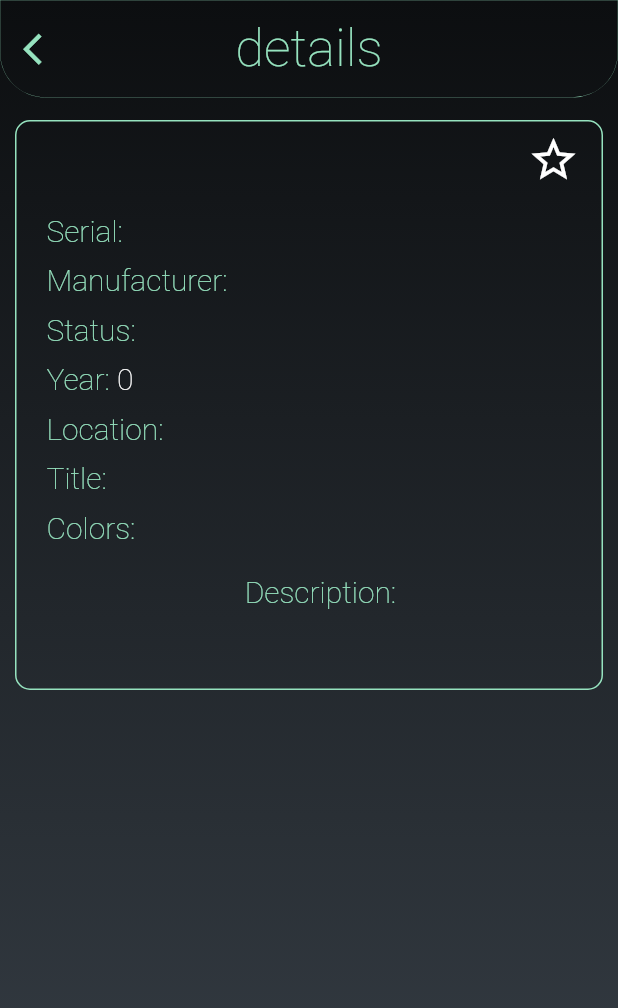
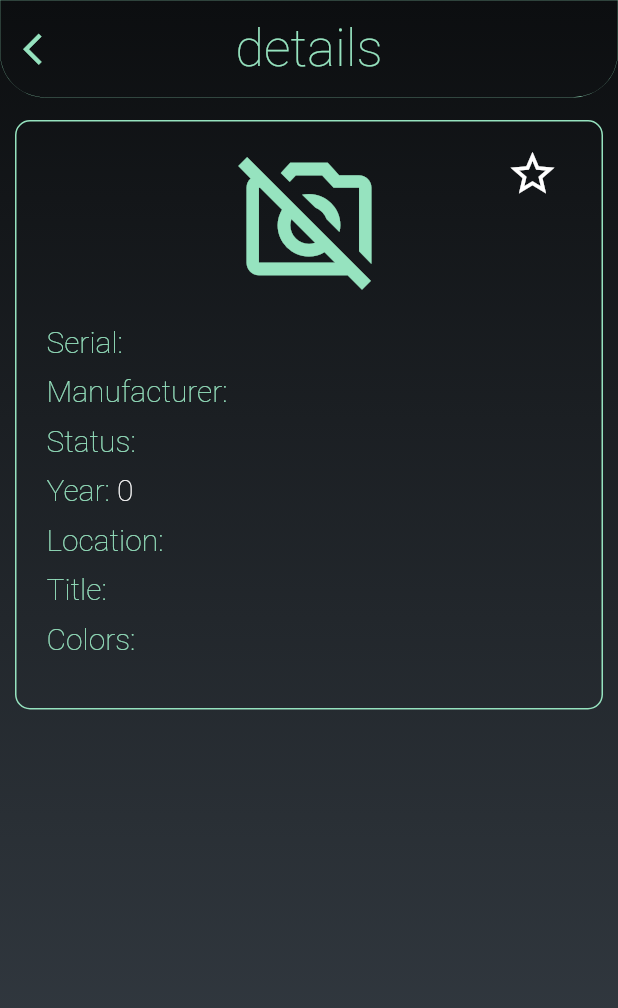
Before and after one commit to teleonet/check-my-bike-flutter, a Flutter app: the DetailsScreen widget shown alone on an empty page, opened directly with empty values, on a phone screen of 412 x 824 dp. Shown: the top 1008 px of the screen. Run offline on Flutter 3.47's test engine with Material 2 defaults, Android fonts, the phone set to English and light mode, and no system bars; our stand-ins replace hive; missing offline and left inert: isolate_bloc; accounts and stored records are empty.

Commit message:
fixed details screen

```diff
--- a/lib/presentation/screen/check/base/base_check_screen.dart
+++ b/lib/presentation/screen/check/base/base_check_screen.dart
@@ -34,7 +34,9 @@ abstract class BaseCheckScreen extends StatelessWidget {
                   (state is LoadedState)
                       ? _buildListOrPlaceholder(context, state.bikes)
                       : _buildEmptyWidget(),
-                  (state is ProgressState) ? _buildProgressIndicator(context) : _buildEmptyWidget(),
+                  (state is ProgressState)
+                      ? _buildProgressIndicator(context)
+                      : _buildEmptyWidget()
                 ])),
             _buildBottomContainer()
           ]));
--- a/lib/presentation/screen/check/custom/custom_screen.dart
+++ b/lib/presentation/screen/check/custom/custom_screen.dart
@@ -49,8 +49,7 @@ class CustomScreen extends BaseCheckScreen {
   }
 
   Widget _buildInfoItem(BuildContext context, BikeEntity bike) {
-    return InfoItem(bike,
-        onPressedInfo: (bike) => DetailsScreen.show(context, bike),
-        onPressedFavorite: (bike) => print("pressed favorite: ${bike.manufacturerName}"));
+    return InfoItem(bike, (bike) => DetailsScreen.show(context, bike),
+        (bike) => print("pressed favorite: ${bike.manufacturerName}"));
   }
 }
--- a/lib/presentation/screen/check/details/details_screen.dart
+++ b/lib/presentation/screen/check/details/details_screen.dart
@@ -7,15 +7,15 @@ import '../../../widgets/autoscroll_text.dart';
 
 class DetailsScreen extends StatelessWidget {
   final BikeEntity _bike;
-  final Function(BikeEntity)? favoriteCallback;
+  final Function(BikeEntity)? onPressedFavorite;
 
   static void show(BuildContext context, BikeEntity bike,
-      {Function(BikeEntity)? favoriteCallback}) {
+      {Function(BikeEntity)? onPressedFavorite}) {
     Navigator.push(context,
-        SlideRightRoute(DetailsScreen(bike, favoriteCallback: favoriteCallback)).createRoute());
+        SlideRightRoute(DetailsScreen(bike, onPressedFavorite: onPressedFavorite)).createRoute());
   }
 
-  const DetailsScreen(this._bike, {this.favoriteCallback, Key? key}) : super(key: key);
+  const DetailsScreen(this._bike, {this.onPressedFavorite, Key? key}) : super(key: key);
 
   @override
   Widget build(BuildContext context) {
@@ -27,34 +27,34 @@ class DetailsScreen extends StatelessWidget {
           Expanded(
               child: SingleChildScrollView(
                   physics: const BouncingScrollPhysics(),
-                  child: Container(
+                  child: Stack(children: [
+                    Container(
                         decoration: _buildContainerDecoration(),
                         width: MediaQuery.of(context).size.width,
                         margin: const EdgeInsets.only(left: 10, right: 10, top: 15, bottom: 15),
-                      padding: const EdgeInsets.only(bottom: 15, left: 20),
+                        padding: const EdgeInsets.only(top: 15, bottom: 15, left: 20, right: 20),
                         child: Column(children: [
-                        Stack(alignment: Alignment.topCenter, children: [
-                          Align(
-                              alignment: Alignment.topRight,
-                              child: TextButton(
-                                  onPressed: () => favoriteCallback?.call(_bike),
-                                  child: _buildFavoriteIcon(false))),
-                          _buildBikeImage()
-                        ]),
+                          _buildPhoto(_bike.largeImg),
+                          const Padding(padding: EdgeInsets.only(top: 10)),
                           _buildRowContainer(context, "Serial", "${_bike.serial}"),
                           _buildRowContainer(context, "Manufacturer", "${_bike.manufacturerName}"),
                           _buildRowContainer(context, "Status", "${_bike.status}",
                               valueColor: _bike.stolen ? Colors.red : Colors.white),
                           _buildRowContainer(context, "Year", "${_bike.year}"),
-                        _buildRowContainer(context, "Location", "${_bike.stolenLocation}"),
+                          _buildRowContainer(context, "Location", "${_bike.stolenLocation}",
+                              widthFactor: 0.55),
                           _buildRowContainer(context, "Title", "${_bike.title}"),
                           _buildRowContainer(context, "Colors",
                               _bike.colors.toString().replaceAll("[", "").replaceAll("]", "")),
                           const Padding(padding: EdgeInsets.only(top: 20)),
-                        _buildTitle("Description"),
-                        const Padding(padding: EdgeInsets.only(top: 15)),
-                        Text("${_bike.description}", style: _buildTextStyle(Colors.white))
-                      ])))),
+                          _buildDescriptionOrEmpty(_bike.description)
+                        ])),
+                    Align(
+                        alignment: Alignment.topRight,
+                        child: Padding(
+                            padding: const EdgeInsets.only(right: 25, top: 25),
+                            child: _buildFavoriteButton(_bike.favorite)))
+                  ]))),
         ]));
   }
 
@@ -93,11 +93,16 @@ class DetailsScreen extends StatelessWidget {
         onPressed: () => Navigator.pop(context));
   }
 
-  Decoration _buildContainerDecoration() {
+  Decoration _buildContainerDecoration({Color? borderColor, double? thinness}) {
     return BoxDecoration(
         color: Colors.transparent,
-        border: Border.all(color: ColorsRes.green),
+        border: Border.all(color: borderColor ?? ColorsRes.green, width: thinness ?? 1),
         borderRadius: const BorderRadius.all(Radius.elliptical(10, 10)));
+  }
+
+  Widget _buildFavoriteButton(bool isFavorite) {
+    return TextButton(
+        onPressed: () => onPressedFavorite?.call(_bike), child: _buildFavoriteIcon(isFavorite));
   }
 
   Icon _buildFavoriteIcon(bool isFavorite) {
@@ -106,28 +111,49 @@ class DetailsScreen extends StatelessWidget {
         : const Icon(Icons.star_outline_sharp, size: 35, color: Colors.white);
   }
 
-  Widget _buildBikeImage() {
-    return _bike.largeImg?.isNotEmpty
-        ? Icon(Icons.insert_photo_outlined, color: ColorsRes.green, size: 250)
-        : const SizedBox.shrink();
+  Widget _buildPhoto(String? imgUrl) {
+    if (imgUrl?.isNotEmpty == true) {
+      return Image.network(imgUrl!, loadingBuilder: (context, image, progress) {
+        if (progress != null) {
+          return _buildProgressIndicator(progress);
+        }
+        return _buildImageContainer(image);
+      });
+    }
+    return Icon(Icons.no_photography_outlined, color: ColorsRes.green, size: 100);
+  }
+
+  Widget _buildProgressIndicator(ImageChunkEvent progress) {
+    double? value = progress.cumulativeBytesLoaded / (progress.expectedTotalBytes ?? 1);
+    return Padding(
+        padding: const EdgeInsets.only(top: 10, bottom: 10),
+        child: CircularProgressIndicator(value: value, strokeWidth: 0.4));
+  }
+
+  Widget _buildImageContainer(Widget image) {
+    return Container(
+        decoration: _buildContainerDecoration(thinness: 0.4),
+        child: ClipRRect(child: image, borderRadius: BorderRadius.circular(10)));
   }
 
   Container _buildRowContainer(BuildContext context, String title, String value,
-      {Color? valueColor}) {
+      {Color? valueColor, double? widthFactor}) {
     return Container(
         padding: const EdgeInsets.only(top: 10),
-        child: Row(
-            children: [_buildTitle(title), _buildValue(context, value, textColor: valueColor)]));
+        child: Row(children: [
+          _buildTitle(title),
+          _buildValue(context, value, textColor: valueColor, widthFactor: widthFactor)
+        ]));
   }
 
   Text _buildTitle(String title) {
     return Text("$title: ", style: _buildTextStyle(ColorsRes.green));
   }
 
-  Widget _buildValue(BuildContext context, String value, {Color? textColor}) {
+  Widget _buildValue(BuildContext context, String value, {Color? textColor, double? widthFactor}) {
     Widget widget = Text(value, style: _buildTextStyle(textColor ?? Colors.white));
     if (value.length > 20) {
-      widget = _buildAutoScrollText(context, value, textColor: textColor);
+      widget = _buildAutoScrollText(context, value, textColor: textColor, widthFactor: widthFactor);
     }
     return widget;
   }
@@ -137,7 +163,21 @@ class DetailsScreen extends StatelessWidget {
         fontFamily: 'Roboto Thin', color: color, fontSize: 20, decoration: TextDecoration.none);
   }
 
-  Widget _buildAutoScrollText(BuildContext context, String value, {Color? textColor}) {
-    return AutoScrollText(value, MediaQuery.of(context).size.width * 0.65, textColor: textColor);
+  Widget _buildAutoScrollText(BuildContext context, String value,
+      {Color? textColor, double? widthFactor}) {
+    return AutoScrollText(value, MediaQuery.of(context).size.width * (widthFactor ?? 0.65),
+        textColor: textColor);
+  }
+
+  Widget _buildDescriptionOrEmpty(String description) {
+    if (description.isNotEmpty) {
+      return Column(children: [
+        _buildTitle("Description"),
+        const Padding(padding: EdgeInsets.only(top: 15)),
+        Text("${_bike.description}", style: _buildTextStyle(Colors.white))
+      ]);
+    } else {
+      return const SizedBox.shrink();
     }
   }
+}
--- a/lib/presentation/screen/check/location/location_screen.dart
+++ b/lib/presentation/screen/check/location/location_screen.dart
@@ -78,7 +78,6 @@ class LocationScreen extends BaseCheckScreen {
   }
 
   Widget _buildInfoItem(BuildContext context, BikeEntity bike) {
-    return InfoItem(bike,
-        onPressedInfo: (bike) => DetailsScreen.show(context, bike), onPressedFavorite: (bike) {});
+    return InfoItem(bike, (bike) => DetailsScreen.show(context, bike), (bike) {});
   }
 }
--- a/lib/presentation/screen/check/manufacturer/manufacturer_screen.dart
+++ b/lib/presentation/screen/check/manufacturer/manufacturer_screen.dart
@@ -49,7 +49,6 @@ class ManufacturerScreen extends BaseCheckScreen {
   }
 
   Widget _buildInfoItem(BuildContext context, BikeEntity bike) {
-    return InfoItem(bike,
-        onPressedInfo: (bike) => DetailsScreen.show(context, bike), onPressedFavorite: (bike) {});
+    return InfoItem(bike, (bike) => DetailsScreen.show(context, bike), (bike) {});
   }
 }
--- a/lib/presentation/screen/check/serial/serial_screen.dart
+++ b/lib/presentation/screen/check/serial/serial_screen.dart
@@ -51,7 +51,6 @@ class SerialScreen extends BaseCheckScreen {
   }
 
   Widget _buildItem(BuildContext context, BikeEntity bike) {
-    return InfoItemWithStatus(bike,
-        onPressedInfo: (bike) => DetailsScreen.show(context, bike), onPressedFavorite: (bike) {});
+    return InfoItemWithStatus(bike, (bike) => DetailsScreen.show(context, bike), (bike) {});
   }
 }
```
Also changed, not shown: lib/presentation/screen/check/info/info_item.dart (+30 -41 lines), lib/presentation/screen/check/info/info_item_with_status.dart (+8 -10 lines). Lines whose indentation alone changed are shown as unchanged.
